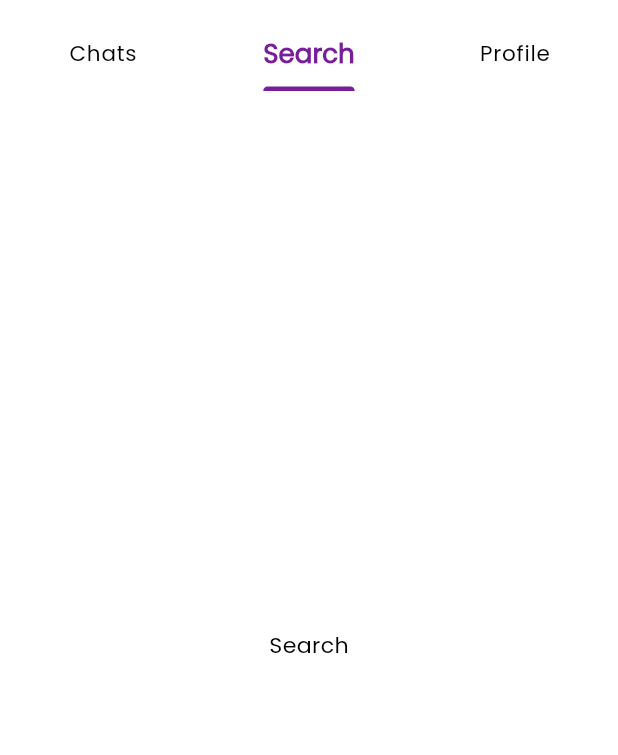
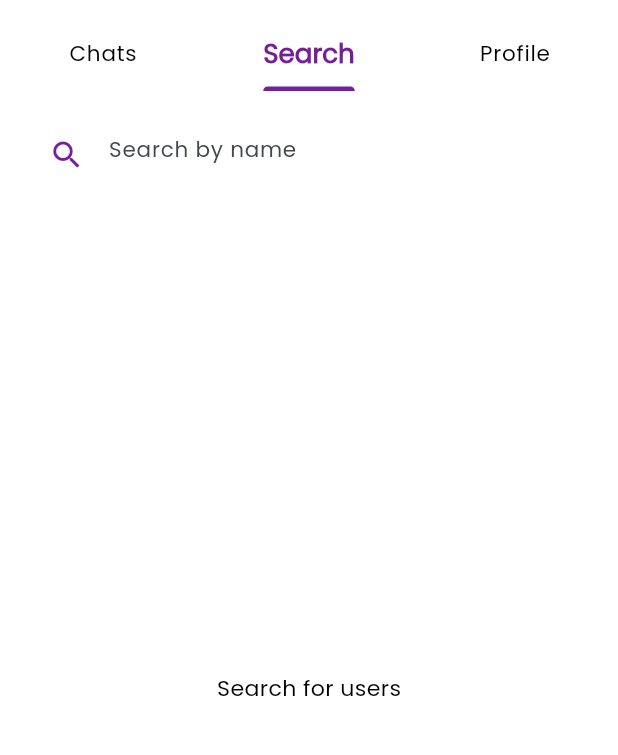
Before and after one commit to salma-elmaghawry/simple_chat_app, a Flutter app: the HomeScreen screen opened by its route, tab 2 chosen, on a phone screen of 412 x 824 dp, the part 65-820 px from its top. Run offline on Flutter 3.47's test engine with Material 3 defaults, Android fonts, the phone set to English and light mode, and no system bars; our stand-ins replace cloud_firestore, dio, firebase_auth, firebase_core, flutter_bloc, flutter_screenutil and 6 more; accounts and stored records are empty.

Commit message:
search feature

```diff
--- a/lib/core/helpers/cache_helper.dart
+++ b/lib/core/helpers/cache_helper.dart
@@ -35,6 +35,7 @@ class CacheHelper {
     return UserModel.fromJson(userMap);
   }
 
+   // Clear all data from SharedPreferences
   static Future<bool> clearData() async {
     return await sharedPreferences.clear();
   }
--- a/lib/features/home/presentation/screens/home_screen.dart
+++ b/lib/features/home/presentation/screens/home_screen.dart
@@ -1,6 +1,7 @@
 import 'package:flutter/material.dart';
 import 'package:simple_chat_app/core/helpers/spacing.dart';
 import 'package:simple_chat_app/features/profile/presentation/screens/profile_screen.dart';
+import 'package:simple_chat_app/features/search/presentation/screens/search_screen.dart';
 
 class HomeScreen extends StatelessWidget {
   const HomeScreen({super.key});
@@ -42,9 +43,9 @@ class HomeScreen extends StatelessWidget {
             const Expanded(
               child: TabBarView(
                 children: [
-                  // Chats and Search come in the next sessions.
+                  // Chats comes in the next session.
                   Center(child: Text('Chats')),
-                  Center(child: Text('Search')),
+                  SearchScreen(),
                   ProfileScreen(),
                 ],
               ),
--- a/lib/features/profile/presentation/cubit/profile_cubit.dart
+++ b/lib/features/profile/presentation/cubit/profile_cubit.dart
@@ -95,6 +95,8 @@ class ProfileCubit extends Cubit<ProfileState> {
 
       if (name.trim().isNotEmpty) {
         updatedData['name'] = name.trim();
+        // Keep search working after a rename.
+        updatedData['searchName'] = name.trim().toLowerCase();
       }
 
       if (imageFile != null) {
--- a/lib/features/profile/presentation/screens/profile_screen.dart
+++ b/lib/features/profile/presentation/screens/profile_screen.dart
@@ -50,7 +50,7 @@ class _ProfileScreenState extends State<ProfileScreen> {
               CircleAvatar(
                 radius: 67.r,
                 backgroundImage: image == null
-                    ? const AssetImage(AppAssets.avatar)
+                    ? const AssetImage("assets/images/avatar.png")
                     : NetworkImage(image),
               ),
               UserInfoColumnWidget(
--- /dev/null
+++ b/lib/features/search/presentation/cubit/search_state.dart
@@ -0,0 +1,27 @@
+part of 'search_cubit.dart';
+
+@immutable
+sealed class SearchState {}
+
+final class SearchInitial extends SearchState {}
+
+class SearchLoading extends SearchState {}
+
+class SearchSuccess extends SearchState {
+  final List<UserModel> users;
+  final bool hasMore;
+  final bool isLoadingMore;
+  SearchSuccess({
+    required this.users,
+    required this.hasMore,
+    this.isLoadingMore = false,
+  });
+}
+
+class SearchEmpty extends SearchState {}
+
+class SearchFailure extends SearchState {
+  final String message;
+
+  SearchFailure({required this.message});
+}
--- /dev/null
+++ b/lib/features/search/presentation/screens/search_screen.dart
@@ -0,0 +1,16 @@
+import 'package:flutter/material.dart';
+import 'package:flutter_bloc/flutter_bloc.dart';
+import 'package:simple_chat_app/features/search/presentation/cubit/search_cubit.dart';
+import 'package:simple_chat_app/features/search/presentation/widgets/search_view_body.dart';
+
+class SearchScreen extends StatelessWidget {
+  const SearchScreen({super.key});
+
+  @override
+  Widget build(BuildContext context) {
+    return BlocProvider(
+      create: (_) => SearchCubit(),
+      child: const SearchViewBody(),
+    );
+  }
+}
--- /dev/null
+++ b/lib/features/search/presentation/widgets/search_view_body.dart
@@ -0,0 +1,139 @@
+import 'dart:async';
+
+import 'package:flutter/material.dart';
+import 'package:flutter_bloc/flutter_bloc.dart';
+import 'package:flutter_screenutil/flutter_screenutil.dart';
+import 'package:simple_chat_app/core/helpers/spacing.dart';
+import 'package:simple_chat_app/features/search/presentation/cubit/search_cubit.dart';
+import 'package:simple_chat_app/features/search/presentation/widgets/search_user_item.dart';
+
+class SearchViewBody extends StatefulWidget {
+  const SearchViewBody({super.key});
+
+  @override
+  State<SearchViewBody> createState() => _SearchViewBodyState();
+}
+
+// AutomaticKeepAliveClientMixin keeps the text and results when the
+// user switches to another tab and comes back.
+class _SearchViewBodyState extends State<SearchViewBody>
+    with AutomaticKeepAliveClientMixin {
+  final TextEditingController controller = TextEditingController();
+
+  final ScrollController scrollController = ScrollController();
+
+  Timer? debounce;
+
+  @override
+  bool get wantKeepAlive => true;
+
+  @override
+  void initState() {
+    super.initState();
+
+    scrollController.addListener(_onScroll);
+  }
+
+  // Load the next page when the user is 200px away from the bottom.
+  void _onScroll() {
+    if (!scrollController.hasClients) return;
+
+    final position = scrollController.position;
+
+    if (position.pixels >= position.maxScrollExtent - 200) {
+      context.read<SearchCubit>().loadMoreUsers();
+    }
+  }
+
+  void _onSearchChanged(String value) {
+    debounce?.cancel();
+
+    // If the user cleared the text, clear the results right away.
+    if (value.trim().isEmpty) {
+      context.read<SearchCubit>().searchUsers(value: value);
+      return;
+    }
+
+    // Wait until the user stops typing before hitting Firestore.
+    debounce = Timer(const Duration(milliseconds: 400), () {
+      if (!mounted) return;
+
+      context.read<SearchCubit>().searchUsers(value: value);
+    });
+  }
+
+  void _onSearchSubmitted(String value) {
+    debounce?.cancel();
+
+    context.read<SearchCubit>().searchUsers(value: value);
+  }
+
+  @override
+  void dispose() {
+    debounce?.cancel();
+    scrollController.dispose();
+    controller.dispose();
+
+    super.dispose();
+  }
+
+  @override
+  Widget build(BuildContext context) {
+    super.build(context);
+    final theme = Theme.of(context);
+
+    return Padding(
+      padding: EdgeInsets.symmetric(horizontal: 20.w),
+      child: Column(
+        children: [
+          TextField(
+            controller: controller,
+            onChanged: _onSearchChanged,
+            onSubmitted: _onSearchSubmitted,
+            textInputAction: TextInputAction.search,
+            decoration: InputDecoration(
+              hintText: 'Search by name',
+              prefixIcon: Icon(Icons.search, color: theme.colorScheme.primary),
+              enabledBorder: InputBorder.none,
+            ),
+          ),
+          verticalSpace(10),
+          Expanded(
+            child: BlocBuilder<SearchCubit, SearchState>(
+              builder: (context, state) {
+                return switch (state) {
+                  SearchInitial() => const Center(
+                    child: Text('Search for users'),
+                  ),
+                  SearchLoading() => const Center(
+                    child: CircularProgressIndicator(),
+                  ),
+                  SearchEmpty() => const Center(child: Text('No users found')),
+                  SearchFailure(:final message) => Center(
+                    child: Text(message, textAlign: TextAlign.center),
+                  ),
+                  SearchSuccess(:final users, :final isLoadingMore) =>
+                    ListView.builder(
+                      controller: scrollController,
+                      itemCount: users.length + (isLoadingMore ? 1 : 0),
+                      itemBuilder: (context, index) {
+                        if (index == users.length) {
+                          return Padding(
+                            padding: EdgeInsets.symmetric(vertical: 16.h),
+                            child: const Center(
+                              child: CircularProgressIndicator(),
+                            ),
+                          );
+                        }
+                        return SearchUserItem(user: users[index]);
+                      },
+                    ),
+                };
+              },
+            ),
+          ),
+        ],
+      ),
+    );
+  }
+}
```
Also changed, not shown: lib/core/utils/app_assets.dart (+5 -4 lines), lib/features/auth/presentation/cubit/auth_cubit.dart (+40 -6 lines), lib/features/chat/data/models/chat_model.dart (added, +22 -0 lines), lib/features/chat/data/models/message_model.dart (added, +24 -0 lines), lib/features/search/presentation/cubit/search_cubit.dart (added, +172 -0 lines), lib/features/search/presentation/widgets/search_user_item.dart (added, +45 -0 lines), lib/core/helpers/spacing.dart (line endings or trailing spaces), 2 other files.
